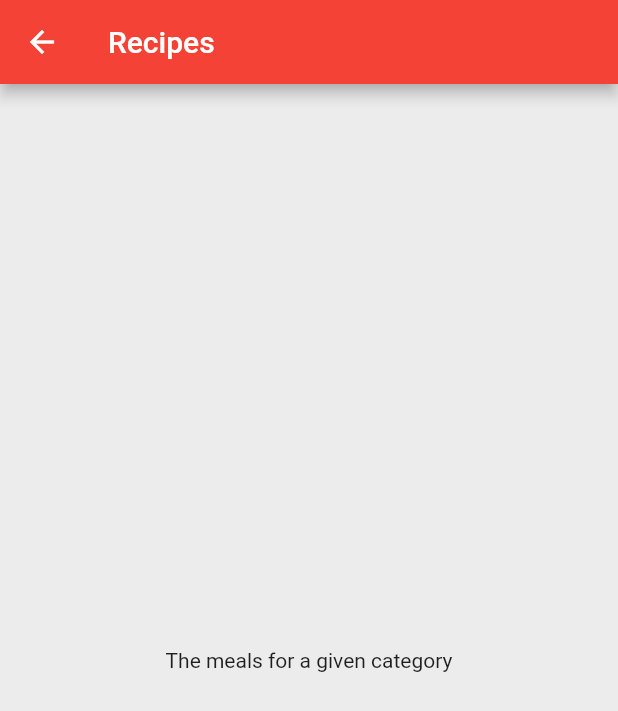
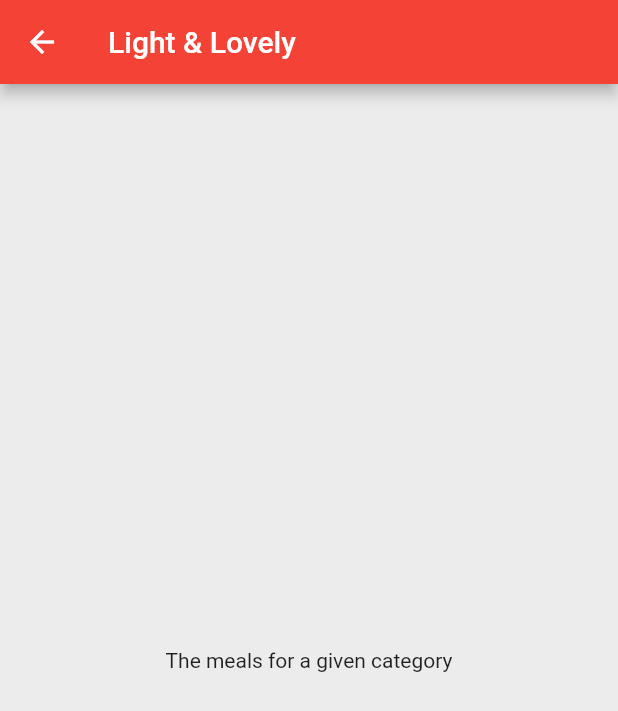
Before and after one commit to khari998/ImHungry, a Flutter app: the screen it shows after launch, after a tap on "Light & Lovely", on a phone screen of 412 x 824 dp. Shown: the top 711 px of the screen. Run offline on Flutter 3.47's test engine with Material 2 defaults, Android fonts, the phone set to English and light mode, and no system bars.

Commit message:
Rendering category titles dynamically within each individual meals section. Unique data flowing to each meal category properly via id

```diff
--- a/lib/category_item.dart
+++ b/lib/category_item.dart
@@ -2,15 +2,17 @@ import 'package:flutter/material.dart';
 import './meals.dart';
 
 class CategoryItem extends StatelessWidget {
+  final String id;
   final String title;
   final Color color;
-  CategoryItem(this.title, this.color);
+
+  CategoryItem({this.title, this.color, this.id});
 
   void selectCategory(BuildContext cont) {
     // changes page to Meals
     Navigator.of(cont).push(
       MaterialPageRoute(
-        builder: (_) => Meals(),
+        builder: (_) => Meals(id, title),
       ),
     );
   }
--- a/lib/food_cats.dart
+++ b/lib/food_cats.dart
@@ -13,8 +13,9 @@ class FoodCategories extends StatelessWidget {
         children: DUMMY_CATEGORIES
             .map((cat) => CategoryItem(
                   // map the dummy data into Category Widgets
-                  cat.title,
-                  cat.color,
+                  id: cat.id,
+                  title: cat.title,
+                  color: cat.color,
                 ))
             .toList(),
         gridDelegate: SliverGridDelegateWithMaxCrossAxisExtent(
--- a/lib/meals.dart
+++ b/lib/meals.dart
@@ -1,11 +1,16 @@
 import 'package:flutter/material.dart';
 
 class Meals extends StatelessWidget {
+  final String categoryID;
+  final String categoryTitle;
+
+  Meals(this.categoryID, this.categoryTitle);
+
   @override
   Widget build(BuildContext context) {
     return Scaffold(
       appBar: AppBar(
-        title: Text('Recipes'),
+        title: Text(categoryTitle),
       ),
       body: Center(
         child: Text("The meals for a given category"),
```
